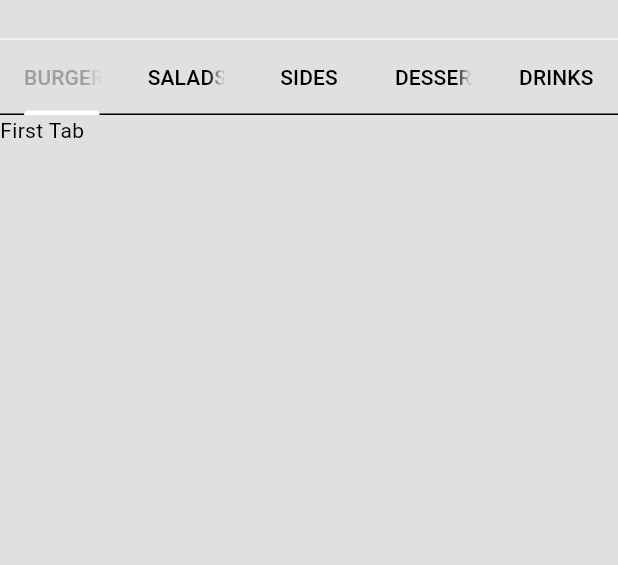
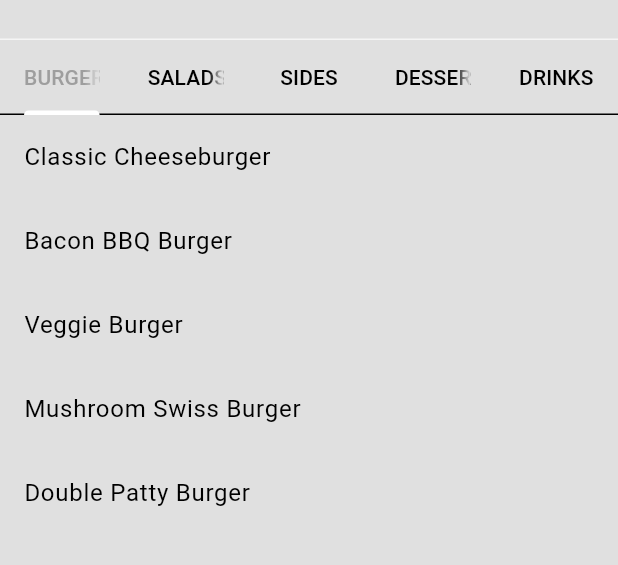
Before and after one commit to AmraniZouhir/Food-Delivery, a Flutter app: the screen it shows after launch, after a tap on "Sign In", on a phone screen of 412 x 824 dp, the part 65-630 px from its top. Run offline on Flutter 3.47's test engine with Material 3 defaults, Android fonts, the phone set to English and light mode, and no system bars; our stand-ins replace animated_splash_screen, lottie.

```diff
--- a/lib/Pages/Home_Page.dart
+++ b/lib/Pages/Home_Page.dart
@@ -1,8 +1,11 @@
+import 'package:flutter/foundation.dart';
 import 'package:flutter/material.dart';
 import 'package:fooddelivery/components/My_Tab_Bar.dart';
 import 'package:fooddelivery/components/My_drawer.dart';
 import 'package:fooddelivery/components/My_sliver_app_Bar.dart';
 import 'package:fooddelivery/models/Foodes.dart';
+import 'package:fooddelivery/models/restorant.dart';
+import 'package:provider/provider.dart';
 
 class Home_Page extends StatefulWidget {
   const Home_Page({Key? key}) : super(key: key);
@@ -22,11 +25,31 @@ class _Home_PageState extends State<Home_Page>
         TabController(length: ProductCategory.values.length, vsync: this);
   }
 
+  //list for food about categorey
+  List<Product> _filterMenuBayCategory(
+      ProductCategory category, List<Product> fullMenu) {
+    return fullMenu.where((food) => food.category == category).toList();
+  }
+
+  // return list of foods in given category
+  List<Widget> getFoodINThisCategory(List<Product> fullMenu) {
+    return ProductCategory.values.map((category) {
+      List<Product> categoryMenu = _filterMenuBayCategory(category, fullMenu);
+      return ListView.builder(
+        itemCount: categoryMenu.length,
+        physics: const NeverScrollableScrollPhysics(),
+        itemBuilder: (context, index) {
+          return ListTile(title: Text(categoryMenu[index].name));
+        },
+      );
+    }).toList();
+  }
+
   @override
   Widget build(BuildContext context) {
     return Scaffold(
       backgroundColor: Theme.of(context).colorScheme.background,
-      drawer: My_drawer(),
+      drawer: const My_drawer(),
       body: NestedScrollView(
           headerSliverBuilder: (context, innerBoxIsScrolled) => [
                 My_sliver_app_Bar(
@@ -46,17 +69,11 @@ class _Home_PageState extends State<Home_Page>
                   ),
                 ),
               ],
-        body: TabBarView(
+          body: Consumer<Restaurant>(
+            builder: (context, restaurant, child) => TabBarView(
                 controller: _tabController,
-          children: [
-            Text('First Tab'),
-            Text('First Tab'),
-            Text('First Tab'),
-            Text('First Tab'),
-            Text('Second Tab')
-          ],
-        ),
-      ),
+                children: getFoodINThisCategory(restaurant.menu)),
+          )),
     );
   }
 }
--- a/lib/main.dart
+++ b/lib/main.dart
@@ -2,12 +2,16 @@ import 'package:flutter/material.dart';
 import 'package:fooddelivery/Pages/splashScreen_page.dart';
 import 'package:fooddelivery/Theme/theme_provider.dart';
 import 'package:fooddelivery/auth/login_or_register.dart';
+import 'package:fooddelivery/models/restorant.dart';
 import 'package:provider/provider.dart';
 
 void main() {
-  runApp(ChangeNotifierProvider(
-    create: (context) => ThemeProvider(),
-    child: MyApp(),
+  runApp(MultiProvider(
+    providers: [
+      ChangeNotifierProvider(create: (context) => ThemeProvider()),
+      ChangeNotifierProvider(create: (context) => Restaurant()),
+    ],
+    child: const MyApp(),
   ));
 }
 
--- a/lib/models/restorant.dart
+++ b/lib/models/restorant.dart
@@ -1,6 +1,7 @@
+import 'package:flutter/material.dart';
 import 'package:fooddelivery/models/Foodes.dart';
 
-class Restaurant {
+class Restaurant extends ChangeNotifier {
   final List<Product> _menu = [
     // Burgers
     Product(
```
Also changed, not shown: lib/components/My_Tab_Bar.dart (+0 -22 lines), pubspec.yaml (+5 -5 lines). Lines whose indentation alone changed are shown as unchanged.
